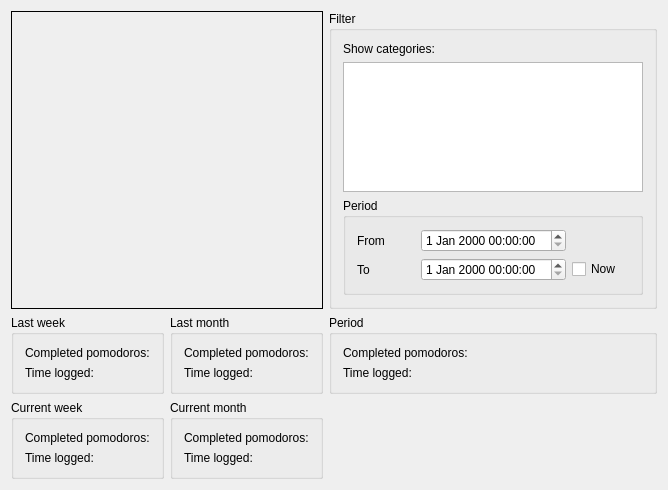
Above: TimerTrack/TimerTrack/StatisticsWindow.ui from sergrt/timertrack before the change. Below: the same form after it.
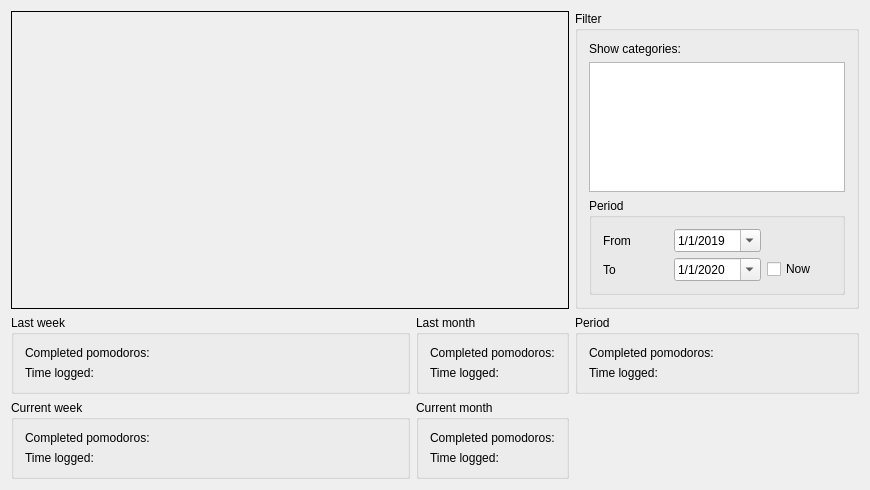
That is the form after the change.

Patch:
```diff
--- a/TimerTrack/TimerTrack/StatisticsWindow.ui
+++ b/TimerTrack/TimerTrack/StatisticsWindow.ui
@@ -6,14 +6,14 @@
    <rect>
     <x>0</x>
     <y>0</y>
-    <width>668</width>
+    <width>870</width>
     <height>490</height>
    </rect>
   </property>
   <property name="windowTitle">
    <string>StatisticsWindow</string>
   </property>
-  <layout class="QGridLayout" name="gridLayout">
+  <layout class="QGridLayout" name="gridLayout" rowstretch="0,0,0" columnstretch="1,0,0">
    <item row="0" column="0" colspan="2">
     <widget class="QFrame" name="frame">
      <property name="frameShape">
@@ -54,7 +54,24 @@
           </widget>
          </item>
          <item row="0" column="1">
-          <widget class="QDateTimeEdit" name="dateTimeEdit"/>
+          <widget class="QDateTimeEdit" name="dateTimeEditFrom">
+           <property name="dateTime">
+            <datetime>
+             <hour>0</hour>
+             <minute>0</minute>
+             <second>0</second>
+             <year>2019</year>
+             <month>1</month>
+             <day>1</day>
+            </datetime>
+           </property>
+           <property name="displayFormat">
+            <string>M/d/yyyy</string>
+           </property>
+           <property name="calendarPopup">
+            <bool>true</bool>
+           </property>
+          </widget>
          </item>
          <item row="1" column="0">
           <widget class="QLabel" name="label_17">
@@ -64,7 +81,24 @@
           </widget>
          </item>
          <item row="1" column="1">
-          <widget class="QDateTimeEdit" name="dateTimeEdit_2"/>
+          <widget class="QDateTimeEdit" name="dateTimeEditTo">
+           <property name="dateTime">
+            <datetime>
+             <hour>0</hour>
+             <minute>0</minute>
+             <second>0</second>
+             <year>2020</year>
+             <month>1</month>
+             <day>1</day>
+            </datetime>
+           </property>
+           <property name="displayFormat">
+            <string>M/d/yyyy</string>
+           </property>
+           <property name="calendarPopup">
+            <bool>true</bool>
+           </property>
+          </widget>
          </item>
          <item row="1" column="2">
           <widget class="QCheckBox" name="checkBox_4">
```
